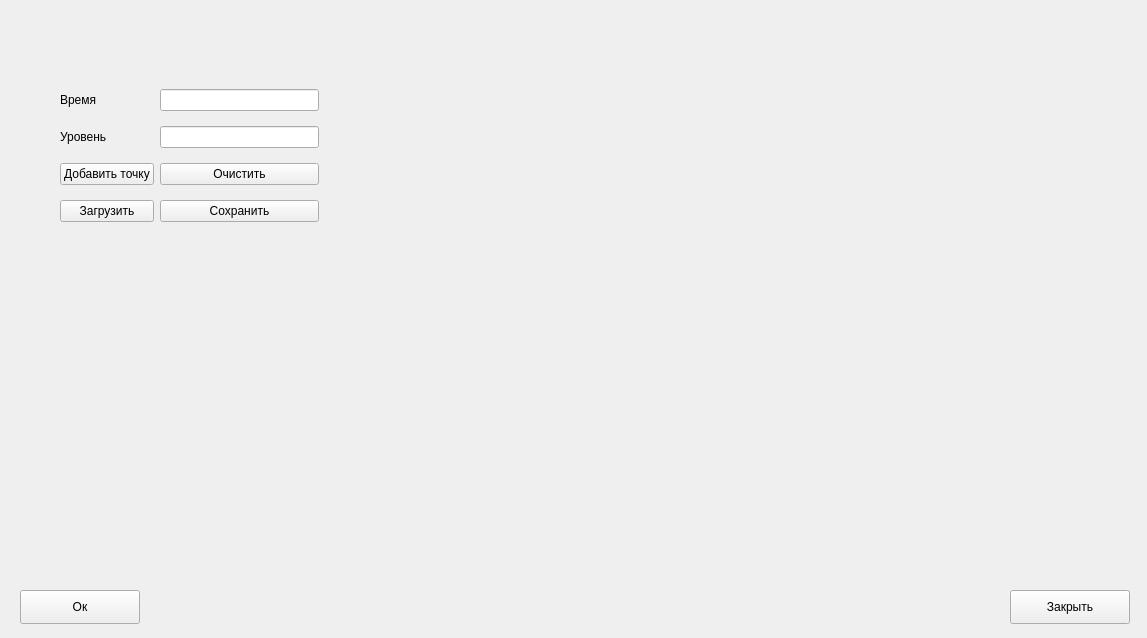
Old version of the form ImView/moment_signal_builder.ui in the repository Ivanos121/ImView2_Qt6.
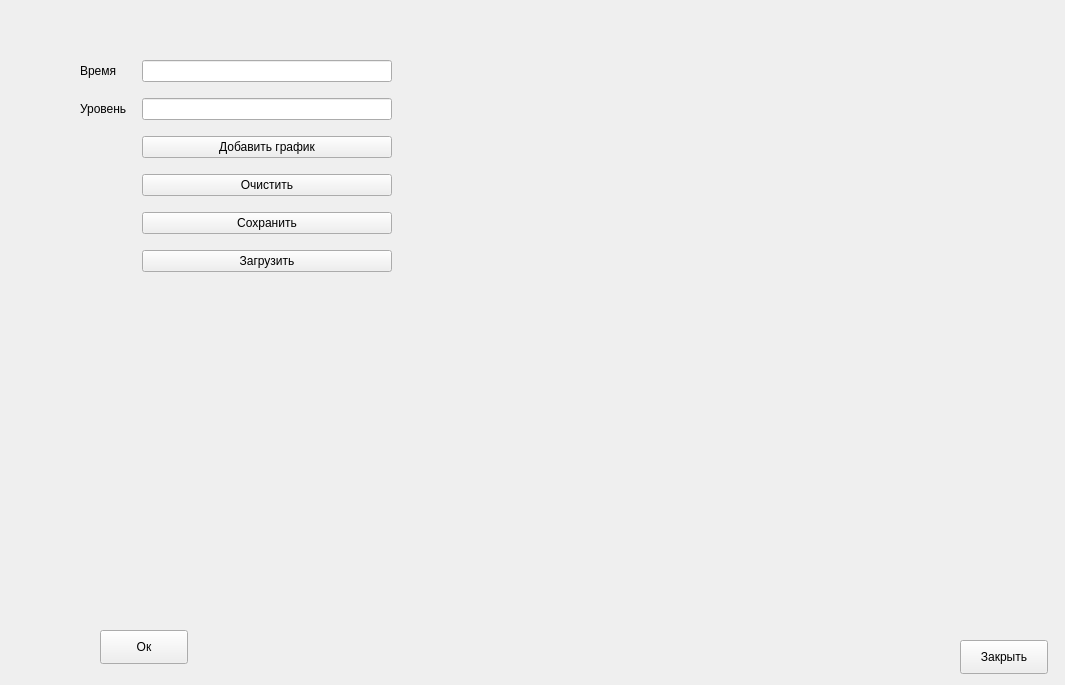
New version of the form. Custom widgets are drawn as their Qt base class.

Commit message: add lines in vent_model4

Diff of the .ui file:
```diff
--- a/ImView/moment_signal_builder.ui
+++ b/ImView/moment_signal_builder.ui
@@ -6,8 +6,8 @@
    <rect>
     <x>0</x>
     <y>0</y>
-    <width>1147</width>
-    <height>638</height>
+    <width>1065</width>
+    <height>685</height>
    </rect>
   </property>
   <property name="windowTitle">
@@ -16,9 +16,9 @@
   <widget class="QPushButton" name="applyButton">
    <property name="geometry">
     <rect>
-     <x>20</x>
-     <y>590</y>
-     <width>120</width>
+     <x>100</x>
+     <y>630</y>
+     <width>88</width>
      <height>34</height>
     </rect>
    </property>
@@ -29,9 +29,9 @@
   <widget class="QPushButton" name="closeButton">
    <property name="geometry">
     <rect>
-     <x>1010</x>
-     <y>590</y>
-     <width>120</width>
+     <x>960</x>
+     <y>640</y>
+     <width>88</width>
      <height>34</height>
     </rect>
    </property>
@@ -42,71 +42,97 @@
   <widget class="QChartView" name="chartView" native="true">
    <property name="geometry">
     <rect>
-     <x>350</x>
+     <x>440</x>
      <y>20</y>
-     <width>771</width>
-     <height>541</height>
+     <width>600</width>
+     <height>600</height>
     </rect>
    </property>
   </widget>
-  <widget class="QWidget" name="">
+  <widget class="QWidget" name="layoutWidget">
    <property name="geometry">
     <rect>
-     <x>60</x>
-     <y>80</y>
-     <width>259</width>
-     <height>152</height>
+     <x>80</x>
+     <y>50</y>
+     <width>312</width>
+     <height>232</height>
     </rect>
    </property>
    <layout class="QGridLayout" name="gridLayout">
+    <item row="0" column="1">
+     <widget class="MyLineEdit" name="lineEditX">
+      <property name="sizePolicy">
+       <sizepolicy hsizetype="Fixed" vsizetype="Fixed">
+        <horstretch>0</horstretch>
+        <verstretch>0</verstretch>
+       </sizepolicy>
+      </property>
+      <property name="minimumSize">
+       <size>
+        <width>250</width>
+        <height>0</height>
+       </size>
+      </property>
+     </widget>
+    </item>
+    <item row="2" column="1">
+     <widget class="QPushButton" name="pushButtonPlot">
+      <property name="text">
+       <string>Добавить график</string>
+      </property>
+     </widget>
+    </item>
+    <item row="4" column="1">
+     <widget class="QPushButton" name="saveButton">
+      <property name="text">
+       <string>Сохранить</string>
+      </property>
+     </widget>
+    </item>
     <item row="0" column="0">
-     <widget class="QLabel" name="label_2">
+     <widget class="QLabel" name="label">
       <property name="text">
        <string>Время</string>
       </property>
      </widget>
     </item>
-    <item row="0" column="1">
-     <widget class="QLineEdit" name="lineEditTime"/>
-    </item>
     <item row="1" column="0">
-     <widget class="QLabel" name="label">
+     <widget class="QLabel" name="label_2">
       <property name="text">
        <string>Уровень</string>
       </property>
      </widget>
     </item>
-    <item row="1" column="1">
-     <widget class="QLineEdit" name="lineEditValue"/>
-    </item>
-    <item row="2" column="0">
-     <widget class="QPushButton" name="addPointButton">
-      <property name="text">
-       <string>Добавить точку</string>
-      </property>
-     </widget>
-    </item>
-    <item row="2" column="1">
+    <item row="3" column="1">
      <widget class="QPushButton" name="clearButton">
       <property name="text">
        <string>Очистить</string>
       </property>
      </widget>
     </item>
-    <item row="3" column="0">
+    <item row="1" column="1">
+     <widget class="MyLineEdit" name="lineEditY">
+      <property name="sizePolicy">
+       <sizepolicy hsizetype="Fixed" vsizetype="Fixed">
+        <horstretch>0</horstretch>
+        <verstretch>0</verstretch>
+       </sizepolicy>
+      </property>
+      <property name="minimumSize">
+       <size>
+        <width>250</width>
+        <height>0</height>
+       </size>
+      </property>
+     </widget>
+    </item>
+    <item row="5" column="1">
      <widget class="QPushButton" name="loadButton">
       <property name="text">
        <string>Загрузить</string>
       </property>
      </widget>
     </item>
-    <item row="3" column="1">
-     <widget class="QPushButton" name="SaveButton">
-      <property name="text">
-       <string>Сохранить</string>
-      </property>
-     </widget>
-    </item>
    </layout>
   </widget>
  </widget>
@@ -117,6 +143,11 @@
    <header>qchartview.h</header>
    <container>1</container>
   </customwidget>
+  <customwidget>
+   <class>MyLineEdit</class>
+   <extends>QLineEdit</extends>
+   <header>mylineedit.h</header>
+  </customwidget>
  </customwidgets>
  <resources/>
  <connections/>
```
Left out of the diff: 4 changed lines with no effect on the pictures. The commit also changes 8 other files.
